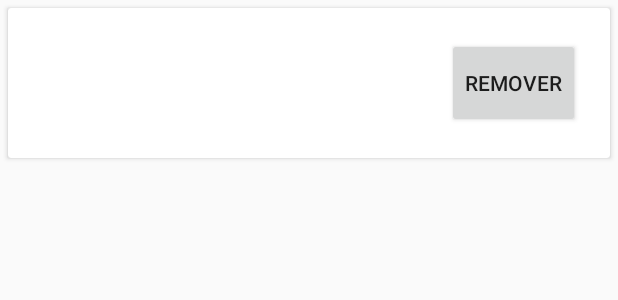
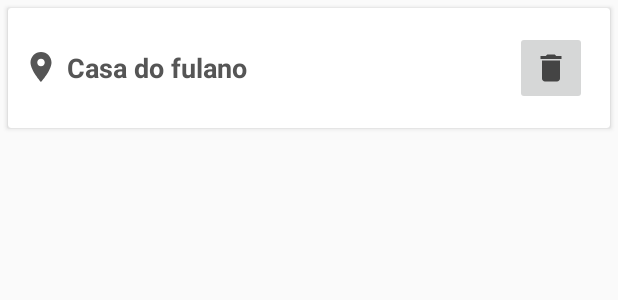
Before and after one commit to PedroDrim/minha-ufg-transporte, an Android app: the layout cardview_row.xml on its own in the app's theme, with its tools: preview values and no code run, on a phone screen of 412 x 824 dp. Shown: the top 300 px of the screen. Run offline under Robolectric (Android 15) with nearby library versions, the phone set to English and light mode, and no system bars.

Commit message:
Melhora o estilo dos meus locais

```diff
--- /dev/null
+++ b/MinhaUfgTransporte/app/src/main/res/drawable/ic_delete.xml
@@ -0,0 +1,9 @@
+<vector xmlns:android="http://schemas.android.com/apk/res/android"
+        android:width="24dp"
+        android:height="24dp"
+        android:viewportWidth="24.0"
+        android:viewportHeight="24.0">
+    <path
+        android:fillColor="#444"
+        android:pathData="M6,19c0,1.1 0.9,2 2,2h8c1.1,0 2,-0.9 2,-2V7H6v12zM19,4h-3.5l-1,-1h-5l-1,1H5v2h14V4z"/>
+</vector>
--- /dev/null
+++ b/MinhaUfgTransporte/app/src/main/res/drawable/ic_location_on_black_24dp.xml
@@ -0,0 +1,9 @@
+<vector xmlns:android="http://schemas.android.com/apk/res/android"
+        android:width="24dp"
+        android:height="24dp"
+        android:viewportWidth="24.0"
+        android:viewportHeight="24.0">
+    <path
+        android:fillColor="#555"
+        android:pathData="M12,2C8.13,2 5,5.13 5,9c0,5.25 7,13 7,13s7,-7.75 7,-13c0,-3.87 -3.13,-7 -7,-7zM12,11.5c-1.38,0 -2.5,-1.12 -2.5,-2.5s1.12,-2.5 2.5,-2.5 2.5,1.12 2.5,2.5 -1.12,2.5 -2.5,2.5z"/>
+</vector>
--- a/MinhaUfgTransporte/app/src/main/res/layout/cardview_row.xml
+++ b/MinhaUfgTransporte/app/src/main/res/layout/cardview_row.xml
@@ -3,12 +3,13 @@
     xmlns:card_view="http://schemas.android.com/apk/res-auto"
     android:layout_width="match_parent"
     android:layout_height="wrap_content"
+    xmlns:tools="http://schemas.android.com/tools"
     android:orientation="vertical">
 
     <android.support.v7.widget.CardView
         android:id="@+id/card_view"
         android:layout_width="fill_parent"
-        android:layout_height="100dp"
+        android:layout_height="80dp"
         android:layout_gravity="center"
         android:layout_margin="5dp"
         card_view:cardCornerRadius="2dp"
@@ -19,34 +20,42 @@
             android:layout_height="fill_parent">
 
             <TextView
+                android:drawableStart="@drawable/ic_location_on_black_24dp"
+                android:drawablePadding="5dp"
                 android:id="@+id/identificador"
-                android:layout_alignParentTop="true"
+                android:layout_centerVertical="true"
                 android:layout_width="wrap_content"
                 android:layout_height="wrap_content"
-                android:textStyle="bold"/>
+                android:textStyle="bold"
+                tools:text="Casa do fulano"
+                android:textSize="18sp"
+                android:textColor="#555"
+                />
 
             <TextView
                 android:id="@+id/latitude"
-                android:layout_below="@+id/identificador"
                 android:layout_width="wrap_content"
                 android:layout_height="wrap_content"
-                android:layout_marginTop="10dp"/>
+                android:layout_marginTop="10dp"
+                android:visibility="invisible"/>
 
             <TextView
                 android:id="@+id/longitude"
-                android:layout_below="@+id/latitude"
+
                 android:layout_width="wrap_content"
                 android:layout_height="wrap_content"
-                android:layout_marginTop="10dp"/>
+                android:layout_marginTop="10dp"
+                android:visibility="invisible"/>
 
-            <Button
+            <ImageButton
                 android:id="@+id/remover"
                 android:onClick="removeMyPlace"
-                android:layout_alignParentRight="true"
+                android:layout_alignParentEnd="true"
                 android:layout_width="wrap_content"
                 android:layout_height="match_parent"
-                android:layout_margin="10dp"
-                android:text="Remover"/>
+                android:layout_margin="5dp"
+                android:src="@drawable/ic_delete"
+                />
 
         </RelativeLayout>
 
```
